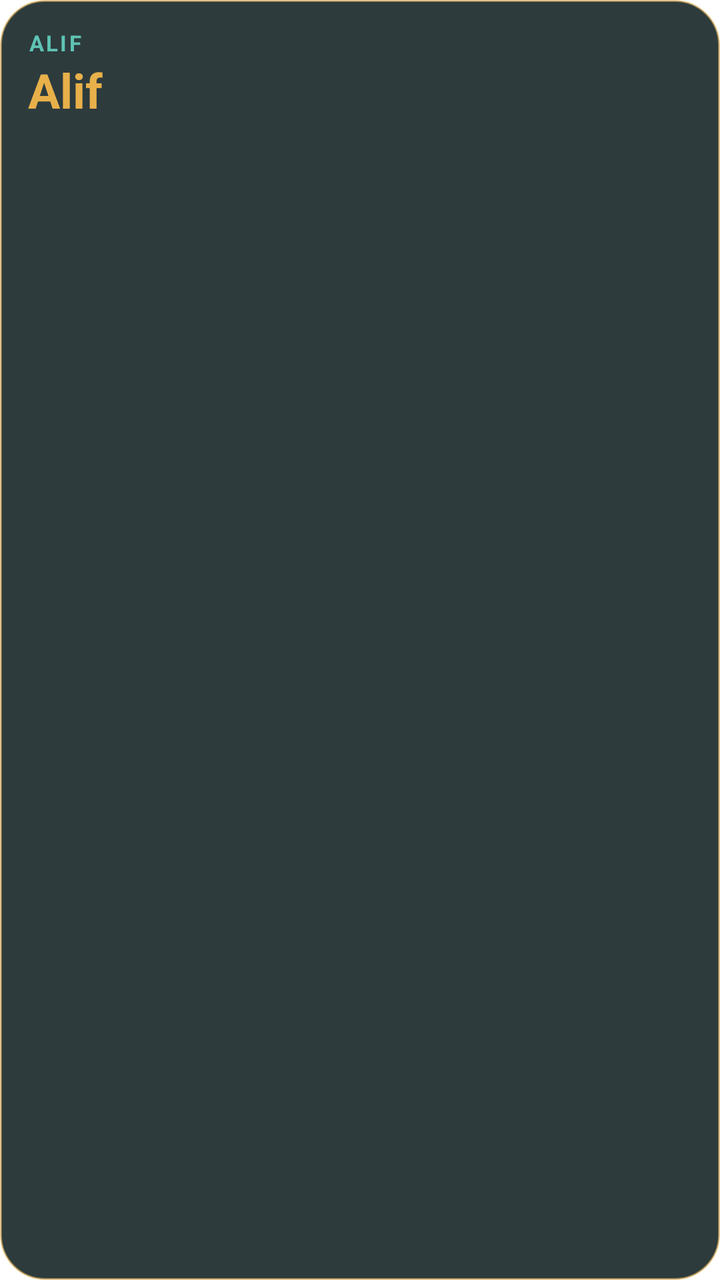
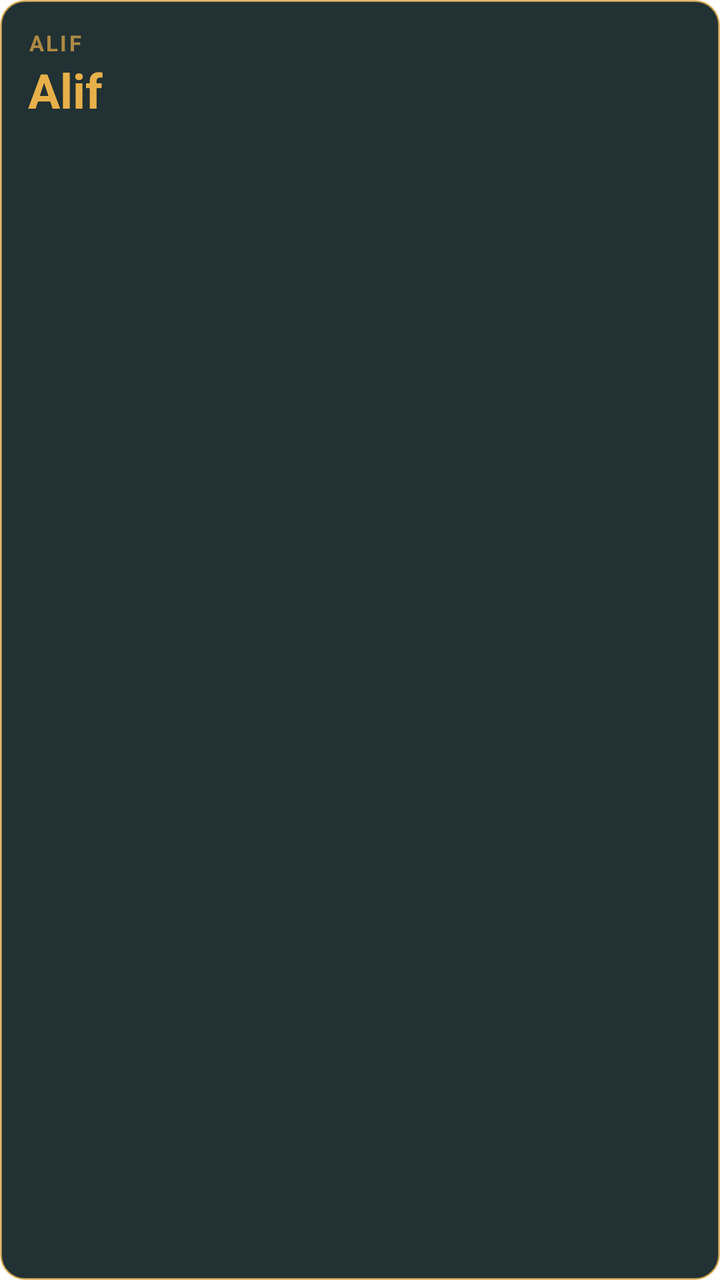

An Android layout rendered at two revisions. The XML below is the earlier revision; the diff shows what the commit changed to produce the second picture.
<!-- AndroidManifest.xml: fallback theme Theme.MaterialComponents.DayNight.NoActionBar -->
<!-- res/layout/alif_widget.xml -->
<?xml version="1.0" encoding="utf-8"?>
<LinearLayout xmlns:android="http://schemas.android.com/apk/res/android"
    android:id="@+id/alif_widget_root"
    android:layout_width="match_parent"
    android:layout_height="match_parent"
    android:orientation="vertical"
    android:padding="14dp"
    android:background="@drawable/alif_widget_bg">
    <TextView android:id="@+id/alif_widget_label" android:layout_width="wrap_content" android:layout_height="wrap_content"
        android:text="ALIF" android:textColor="#5FC4B4" android:textSize="11sp" android:textStyle="bold" android:letterSpacing="0.1" />
    <TextView android:id="@+id/alif_widget_next" android:layout_width="wrap_content" android:layout_height="wrap_content"
        android:text="Alif" android:textColor="#E8B04A" android:textSize="24sp" android:textStyle="bold" android:maxLines="1" />
    <TextView android:id="@+id/alif_widget_sub" android:layout_width="wrap_content" android:layout_height="wrap_content"
        android:text="" android:textColor="#EAF1EF" android:textSize="12sp" android:maxLines="1" />
    <TextView android:id="@+id/alif_widget_times" android:layout_width="wrap_content" android:layout_height="wrap_content"
        android:layout_marginTop="6dp" android:text="" android:textColor="#B7C6C3" android:textSize="11sp" android:maxLines="2" />
</LinearLayout>
<!-- resources referenced by this layout -->
<resources>
  <!-- drawable alif_widget_bg (drawable) -->
  <?xml version="1.0" encoding="utf-8"?>
  <shape xmlns:android="http://schemas.android.com/apk/res/android" android:shape="rectangle">
      <solid android:color="#E6172629" />
      <stroke android:width="1dp" android:color="#80E8B04A" />
      <corners android:radius="22dp" />
  </shape>
</resources>

<!-- the commit's change to res/layout/alif_widget.xml (unified diff, before → after) -->
@@ -7,11 +7,11 @@
     android:padding="14dp"
     android:background="@drawable/alif_widget_bg">
     <TextView android:id="@+id/alif_widget_label" android:layout_width="wrap_content" android:layout_height="wrap_content"
-        android:text="ALIF" android:textColor="#5FC4B4" android:textSize="11sp" android:textStyle="bold" android:letterSpacing="0.1" />
+        android:text="ALIF" android:textColor="#B3E8B04A" android:textSize="11sp" android:textStyle="bold" android:letterSpacing="0.1" />
     <TextView android:id="@+id/alif_widget_next" android:layout_width="wrap_content" android:layout_height="wrap_content"
         android:text="Alif" android:textColor="#E8B04A" android:textSize="24sp" android:textStyle="bold" android:maxLines="1" />
     <TextView android:id="@+id/alif_widget_sub" android:layout_width="wrap_content" android:layout_height="wrap_content"
-        android:text="" android:textColor="#EAF1EF" android:textSize="12sp" android:maxLines="1" />
+        android:text="" android:textColor="#D9E8B04A" android:textSize="12sp" android:maxLines="1" />
     <TextView android:id="@+id/alif_widget_times" android:layout_width="wrap_content" android:layout_height="wrap_content"
-        android:layout_marginTop="6dp" android:text="" android:textColor="#B7C6C3" android:textSize="11sp" android:maxLines="2" />
+        android:layout_marginTop="6dp" android:text="" android:textColor="#B3E8B04A" android:textSize="11sp" android:maxLines="2" />
 </LinearLayout>
<!-- resource entries referenced after the edit -->
@@ -3,9 +3,9 @@
   <!-- drawable alif_widget_bg (drawable) -->
   <?xml version="1.0" encoding="utf-8"?>
   <shape xmlns:android="http://schemas.android.com/apk/res/android" android:shape="rectangle">
-      <solid android:color="#E6172629" />
-      <stroke android:width="1dp" android:color="#80E8B04A" />
-      <corners android:radius="22dp" />
+      <solid android:color="#F2172629" />
+      <stroke android:width="1dp" android:color="#B3E8B04A" />
+      <corners android:radius="12dp" />
   </shape>
 </resources>
 
